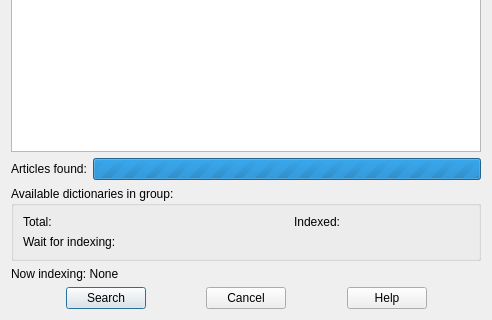
The window that src/ui/forms/fulltextsearch.ui (FrightenedFoxCN/goldendict) describes before a commit, drawn with Qt 5; both pictures show x 0 to 492 and y 273 to 593 of the 492 by 593 pixel window.
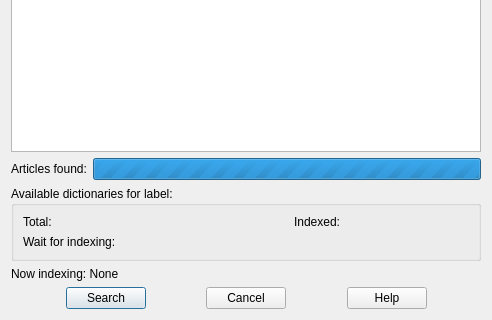
The same window after the commit.

Commit message:
Add Labels panel to Dictionaries dialog and fix deprecation warnings
- Add new Labels tab for managing labels and dictionary assignments
- Labels are case-insensitive with auto-trim and de-duplication
- Synchronize label changes between Labels panel and Dictionaries tab
- Replace deprecated invalidateFilter() with begin/endFilterChange()
- Suppress deprecation warning for Qt < 6.13 compatibility fallback
- Labels with no dictionaries don't persist (stored per-dictionary)

What changed in the file:
```diff
--- a/src/ui/forms/fulltextsearch.ui
+++ b/src/ui/forms/fulltextsearch.ui
@@ -131,7 +131,7 @@
    <item>
     <widget class="QGroupBox" name="groupBox_2">
      <property name="title">
-      <string>Available dictionaries in group:</string>
+      <string>Available dictionaries for label:</string>
      </property>
      <layout class="QGridLayout" name="gridLayout">
       <item row="1" column="0" colspan="2">
```
The commit also changes 22 other files.
